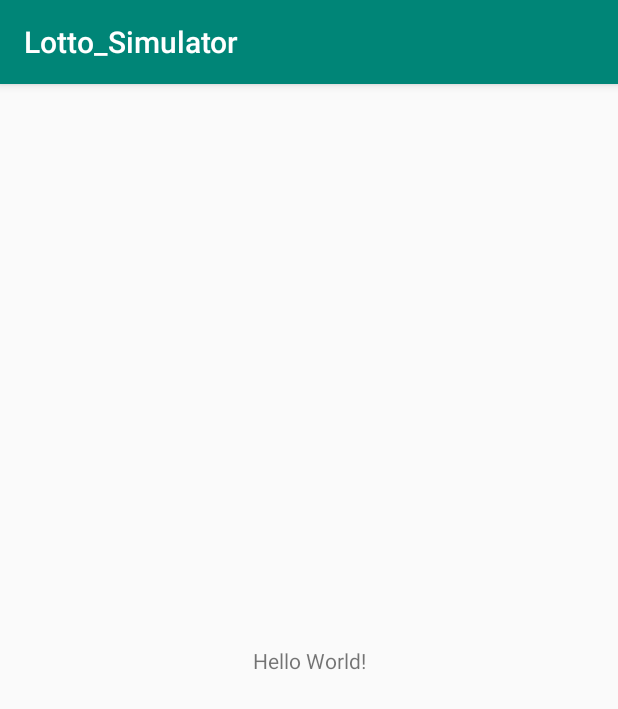
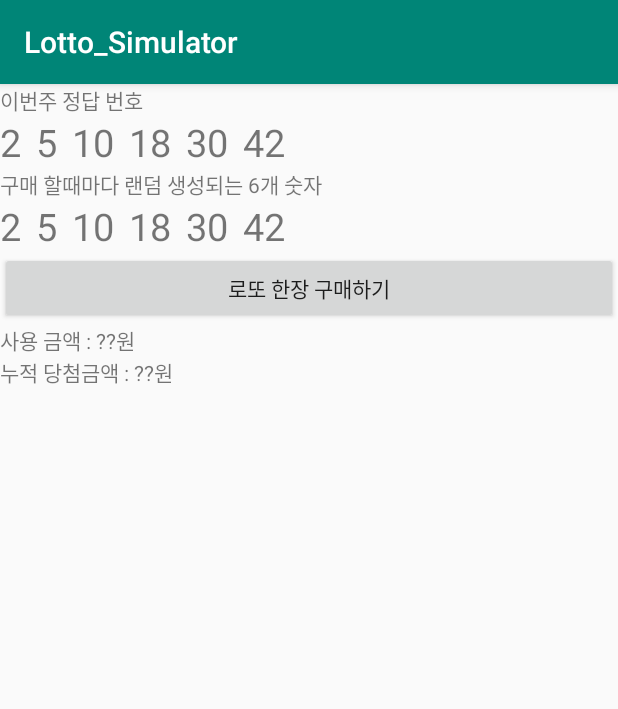
Before and after one commit to kvoyant/Lotto_Simulator, an Android app: the screen it shows after launch (MainActivity), on a phone screen of 412 x 824 dp. Shown: the top 709 px of the screen. Run offline under Robolectric (Android 15) with nearby library versions, the phone set to English and light mode, and no system bars; our stand-ins replace data binding.

Commit message:
메인 화면 그리기

```diff
--- a/app/src/main/AndroidManifest.xml
+++ b/app/src/main/AndroidManifest.xml
@@ -1,6 +1,6 @@
 <?xml version="1.0" encoding="utf-8"?>
 <manifest xmlns:android="http://schemas.android.com/apk/res/android"
-    package="com.tjeit.lotto_simulator" >
+    package="com.tjeit.lotto_simulator">
 
     <application
         android:allowBackup="true"
@@ -8,8 +8,8 @@
         android:label="@string/app_name"
         android:roundIcon="@mipmap/ic_launcher_round"
         android:supportsRtl="true"
-        android:theme="@style/AppTheme" >
-        <activity android:name=".MainActivity" >
+        android:theme="@style/AppTheme">
+        <activity android:name=".MainActivity">
             <intent-filter>
                 <action android:name="android.intent.action.MAIN" />
 
--- a/app/src/main/res/layout/activity_main.xml
+++ b/app/src/main/res/layout/activity_main.xml
@@ -1,19 +1,143 @@
 <?xml version="1.0" encoding="utf-8"?>
-<android.support.constraint.ConstraintLayout
-    xmlns:android="http://schemas.android.com/apk/res/android"
+<layout>
+    <LinearLayout xmlns:android="http://schemas.android.com/apk/res/android"
+        xmlns:app="http://schemas.android.com/apk/res-auto"
         xmlns:tools="http://schemas.android.com/tools"
-    xmlns:app="http://schemas.android.com/apk/res-auto"
         android:layout_width="match_parent"
         android:layout_height="match_parent"
+        android:orientation="vertical"
         tools:context=".MainActivity">
 
         <TextView
             android:layout_width="wrap_content"
             android:layout_height="wrap_content"
-        android:text="Hello World!"
-        app:layout_constraintBottom_toBottomOf="parent"
-        app:layout_constraintLeft_toLeftOf="parent"
-        app:layout_constraintRight_toRightOf="parent"
-        app:layout_constraintTop_toTopOf="parent" />
+            android:text="이번주 정답 번호"/>
+        <LinearLayout
+            android:layout_width="match_parent"
+            android:layout_height="wrap_content"
+            android:orientation="horizontal">
 
-</android.support.constraint.ConstraintLayout>
+            <TextView
+                android:layout_width="wrap_content"
+                android:layout_height="wrap_content"
+                android:textSize="25sp"
+                android:text="2"/>
+
+            <TextView
+                android:layout_width="wrap_content"
+                android:layout_height="wrap_content"
+                android:textSize="25sp"
+                android:layout_marginLeft="10dp"
+                android:text="5"/>
+
+
+            <TextView
+                android:layout_width="wrap_content"
+                android:layout_height="wrap_content"
+                android:textSize="25sp"
+                android:layout_marginLeft="10dp"
+                android:text="10"/>
+
+
+            <TextView
+                android:layout_width="wrap_content"
+                android:layout_height="wrap_content"
+                android:textSize="25sp"
+                android:layout_marginLeft="10dp"
+                android:text="18"/>
+
+
+            <TextView
+                android:layout_width="wrap_content"
+                android:layout_height="wrap_content"
+                android:textSize="25sp"
+                android:layout_marginLeft="10dp"
+                android:text="30"/>
+
+            <TextView
+                android:layout_width="wrap_content"
+                android:layout_height="wrap_content"
+                android:textSize="25sp"
+                android:layout_marginLeft="10dp"
+                android:text="42"/>
+
+
+
+        </LinearLayout>
+
+
+        <TextView
+            android:layout_width="wrap_content"
+            android:layout_height="wrap_content"
+            android:text="구매 할때마다 랜덤 생성되는 6개 숫자"/>
+
+        <LinearLayout
+            android:layout_width="match_parent"
+            android:layout_height="wrap_content"
+            android:orientation="horizontal">
+
+            <TextView
+                android:layout_width="wrap_content"
+                android:layout_height="wrap_content"
+                android:textSize="25sp"
+                android:text="2"/>
+
+            <TextView
+                android:layout_width="wrap_content"
+                android:layout_height="wrap_content"
+                android:textSize="25sp"
+                android:layout_marginLeft="10dp"
+                android:text="5"/>
+
+
+            <TextView
+                android:layout_width="wrap_content"
+                android:layout_height="wrap_content"
+                android:textSize="25sp"
+                android:layout_marginLeft="10dp"
+                android:text="10"/>
+
+
+            <TextView
+                android:layout_width="wrap_content"
+                android:layout_height="wrap_content"
+                android:textSize="25sp"
+                android:layout_marginLeft="10dp"
+                android:text="18"/>
+
+
+            <TextView
+                android:layout_width="wrap_content"
+                android:layout_height="wrap_content"
+                android:textSize="25sp"
+                android:layout_marginLeft="10dp"
+                android:text="30"/>
+
+            <TextView
+                android:layout_width="wrap_content"
+                android:layout_height="wrap_content"
+                android:textSize="25sp"
+                android:layout_marginLeft="10dp"
+                android:text="42"/>
+
+        </LinearLayout>
+
+
+        <Button
+            android:layout_width="match_parent"
+            android:layout_height="wrap_content"
+            android:text="로또 한장 구매하기"/>
+
+
+        <TextView
+            android:layout_width="wrap_content"
+            android:layout_height="wrap_content"
+            android:text="사용 금액 : ??원"/>
+
+        <TextView
+            android:layout_width="wrap_content"
+            android:layout_height="wrap_content"
+            android:text="누적 당첨금액 : ??원"/>
+
+    </LinearLayout>
+</layout>
--- a/app/src/main/res/mipmap-anydpi-v26/ic_launcher.xml
+++ b/app/src/main/res/mipmap-anydpi-v26/ic_launcher.xml
@@ -1,5 +1,5 @@
 <?xml version="1.0" encoding="utf-8"?>
 <adaptive-icon xmlns:android="http://schemas.android.com/apk/res/android">
-    <background android:drawable="@drawable/ic_launcher_background"/>
-    <foreground android:drawable="@drawable/ic_launcher_foreground"/>
+    <background android:drawable="@drawable/ic_launcher_background" />
+    <foreground android:drawable="@drawable/ic_launcher_foreground" />
 </adaptive-icon>
--- a/app/src/main/res/mipmap-anydpi-v26/ic_launcher_round.xml
+++ b/app/src/main/res/mipmap-anydpi-v26/ic_launcher_round.xml
@@ -1,5 +1,5 @@
 <?xml version="1.0" encoding="utf-8"?>
 <adaptive-icon xmlns:android="http://schemas.android.com/apk/res/android">
-    <background android:drawable="@drawable/ic_launcher_background"/>
-    <foreground android:drawable="@drawable/ic_launcher_foreground"/>
+    <background android:drawable="@drawable/ic_launcher_background" />
+    <foreground android:drawable="@drawable/ic_launcher_foreground" />
 </adaptive-icon>
--- a/gradle.properties
+++ b/gradle.properties
@@ -1,16 +1,12 @@
 # Project-wide Gradle settings.
-
 # IDE (e.g. Android Studio) users:
 # Gradle settings configured through the IDE *will override*
 # any settings specified in this file.
-
 # For more details on how to configure your build environment visit
 # http://www.gradle.org/docs/current/userguide/build_environment.html
-
 # Specifies the JVM arguments used for the daemon process.
 # The setting is particularly useful for tweaking memory settings.
 org.gradle.jvmargs=-Xmx1536m
-
 # When configured, Gradle will run in incubating parallel mode.
 # This option should only be used with decoupled projects. More details, visit
 # http://www.gradle.org/docs/current/userguide/multi_project_builds.html#sec:decoupled_projects
```
Also changed, not shown: app/src/main/res/drawable-v24/ic_launcher_foreground.xml (+6 -6 lines), app/src/main/res/drawable/ic_launcher_background.xml (+166 -70 lines). Lines whose indentation alone changed are shown as unchanged.
